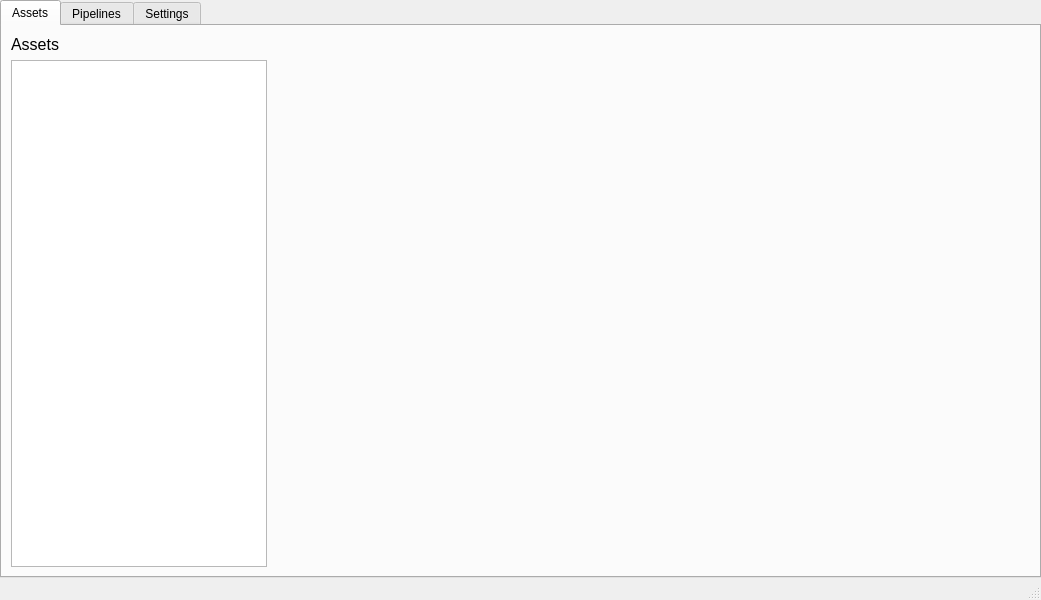
Above: MainApplication/MainApplication_GUI.ui from tkideneb1999/GameAssetPipelineProgram before the change. Below: the same form after it.
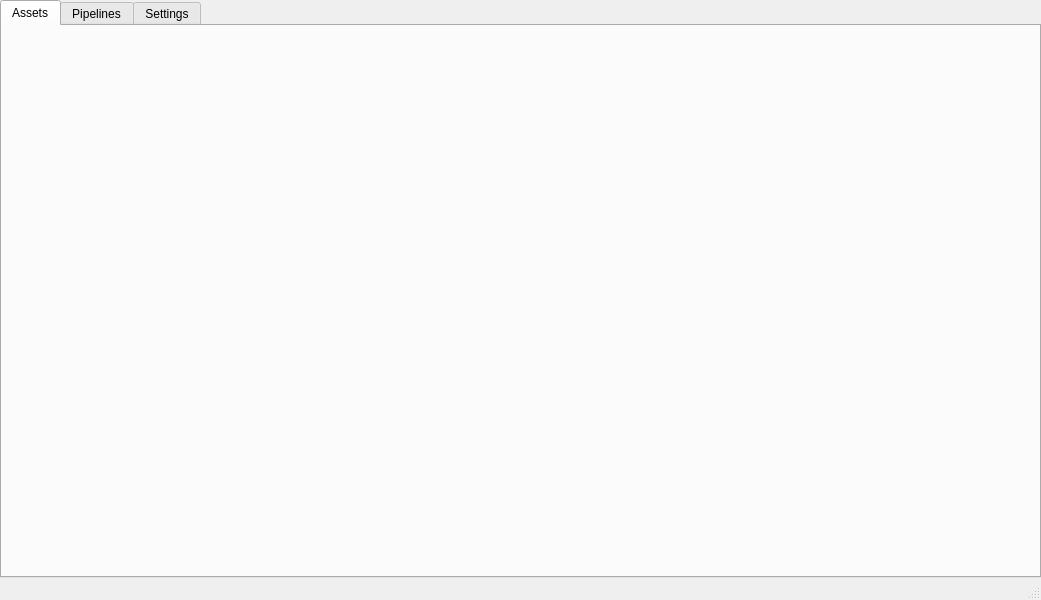
That is the form after the change. The open tabs and pages were chosen to show the change.

Commit message: Added new asset Wizard, added project wizard, added asset manager, added gui for asset list, added gui for asset details (not implemented)

The edit to the form file:
```diff
--- a/MainApplication/MainApplication_GUI.ui
+++ b/MainApplication/MainApplication_GUI.ui
@@ -54,38 +54,10 @@
        <attribute name="title">
         <string>Assets</string>
        </attribute>
-       <layout class="QVBoxLayout" name="verticalLayout_2">
+       <layout class="QHBoxLayout" name="horizontalLayout_2">
         <property name="leftMargin">
          <number>9</number>
         </property>
-        <item>
-         <widget class="QLabel" name="assets_label">
-          <property name="font">
-           <font>
-            <pointsize>12</pointsize>
-           </font>
-          </property>
-          <property name="text">
-           <string>Assets</string>
-          </property>
-         </widget>
-        </item>
-        <item>
-         <widget class="QListWidget" name="assets_list">
-          <property name="sizePolicy">
-           <sizepolicy hsizetype="Fixed" vsizetype="Expanding">
-            <horstretch>0</horstretch>
-            <verstretch>0</verstretch>
-           </sizepolicy>
-          </property>
-          <property name="minimumSize">
-           <size>
-            <width>256</width>
-            <height>471</height>
-           </size>
-          </property>
-         </widget>
-        </item>
        </layout>
       </widget>
       <widget class="QWidget" name="pipelines_tab">
```
Left out of the diff: 2 changed lines with no effect on the pictures. The commit also changes 21 other files.
